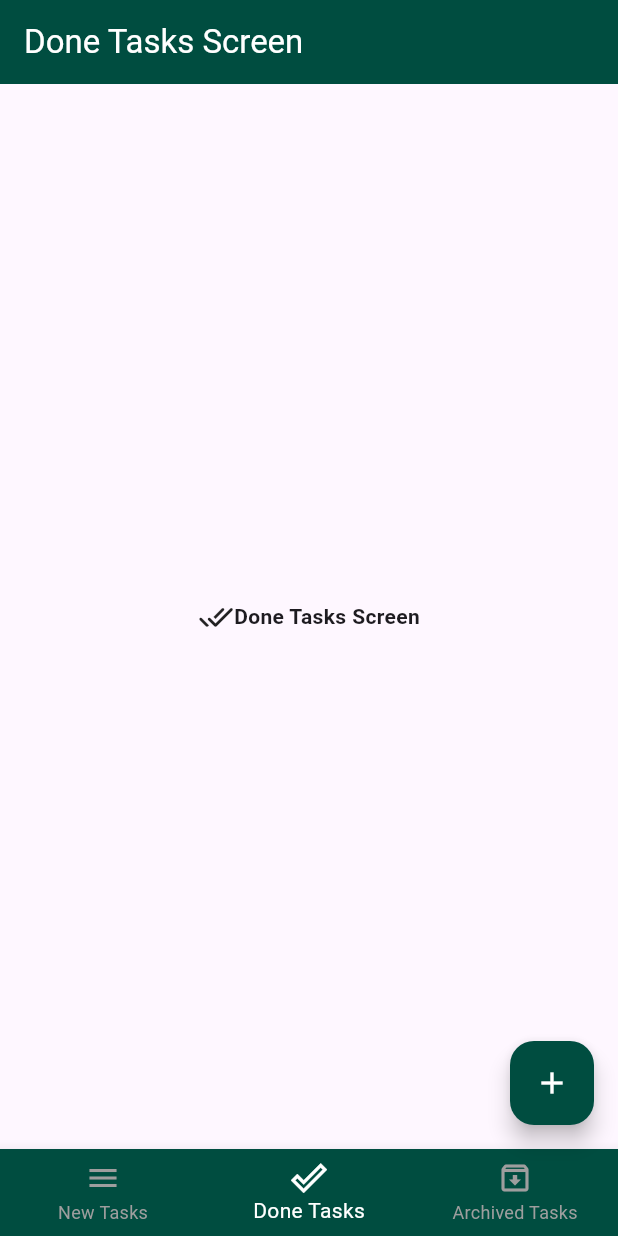
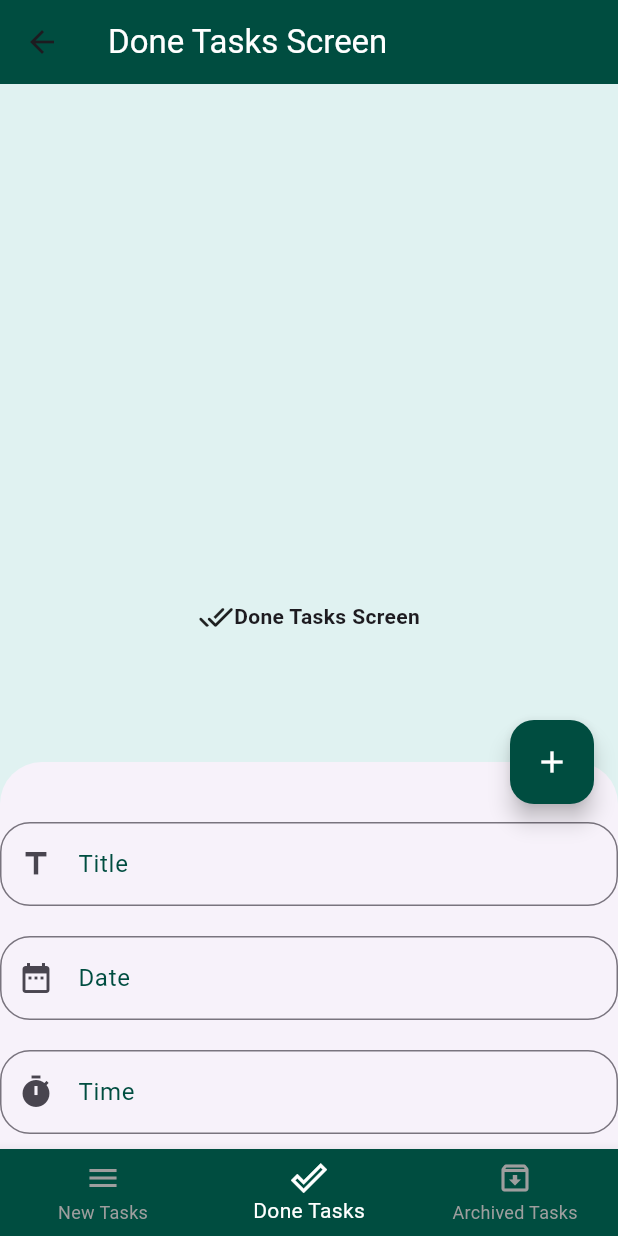
Before and after one commit to ala-ali/todo_app, a Flutter app: the screen it shows after launch, item 2 of the bottom bar chosen, after a tap on the "add" icon, on a phone screen of 412 x 824 dp. Run offline on Flutter 3.47's test engine with Material 3 defaults, Android fonts, the phone set to English and light mode, and no system bars; our stand-ins replace sqflite; accounts and stored records are empty.

Commit message:
fixing button#

```diff
--- a/lib/layout/home_layout.dart
+++ b/lib/layout/home_layout.dart
@@ -1,6 +1,5 @@
 import 'package:flutter/material.dart';
 import 'package:sqflite/sqflite.dart';
-import 'package:sqflite/sqflite_dev.dart';
 import 'package:todo_app/module/archived_task_screen.dart';
 import 'package:todo_app/module/done_task_screen.dart';
 import 'package:todo_app/module/new_task_screen.dart';
@@ -30,22 +29,135 @@ class _HomeLayoutState extends State<HomeLayout> {
 
 
   ];
+  var scaffoldKey = GlobalKey<ScaffoldState>();
+  bool isBottomSheetShown = false;
+  var titleController = TextEditingController();
+  var dateController = TextEditingController();
+  var timeController = TextEditingController();
   int currentIndex= 0;
+
   @override
   Widget build(BuildContext context) {
     return Scaffold(
+      key: scaffoldKey,
+      backgroundColor: Colors.teal[50],
       appBar: AppBar(
         backgroundColor: Colors.teal[900],
         title: Text(titles[currentIndex],
             style: TextStyle(color: Colors.white,),
       )),
-      floatingActionButton: FloatingActionButton(
-          onPressed:() {},
+      floatingActionButton: FloatingActionButton (
+        onPressed:() {
+          if(isBottomSheetShown){
+            Navigator.pop(context);
+            isBottomSheetShown= false;
+          }else{
+            scaffoldKey.currentState!.showBottomSheet(
+                  (context)=> Container(
+
+                padding: EdgeInsets.only(
+                  top: 40,
+                ),
+                child: Column(
+                  mainAxisSize: MainAxisSize.min,
+                  children: [
+                    TextFormField(
+                      controller: titleController,
+                      decoration: InputDecoration(
+                          border: OutlineInputBorder(
+                            borderRadius: BorderRadius.circular(20),
+                          ),
+                          focusedBorder: OutlineInputBorder(
+                            borderSide: BorderSide(
+                              color: Colors.teal,
+                            ),
+                          ),
+                          focusColor: Colors.teal[900],
+                          labelText: 'Title',
+                          prefixIcon: Icon(Icons.title),
+                          labelStyle: TextStyle(
+                            color: Colors.teal[900],
+                          )
+                      ),
+                      validator: (value){
+                        if (value!.isEmpty){
+                          return 'Title must NOT be empty';
+                        }
+                        return null;
+                      },
+                    ),
+                    SizedBox(
+                      height: 20,
+                    ),
+                    TextFormField(
+                      controller: dateController,
+                      decoration: InputDecoration(
+                          border: OutlineInputBorder(
+                            borderRadius: BorderRadius.circular(20),
+                          ),
+                          focusedBorder: OutlineInputBorder(
+                            borderSide: BorderSide(
+                              color: Colors.teal,
+                            ),
+                          ),
+                          focusColor: Colors.teal[900],
+                          labelText: 'Date',
+                          prefixIcon: Icon(Icons.date_range),
+                          labelStyle: TextStyle(
+                            color: Colors.teal[900],
+                          )
+                      ),
+                      validator: (value){
+                        if (value!.isEmpty){
+                          return 'Date must NOT be empty';
+                        }
+                        return null;
+                      },
+                    ),
+                    SizedBox(
+                      height: 20,
+                    ),
+                    TextFormField(
+                      controller: timeController,
+                      decoration: InputDecoration(
+                          border: OutlineInputBorder(
+                            borderRadius: BorderRadius.circular(20),
+                          ),
+                          focusedBorder: OutlineInputBorder(
+                            borderSide: BorderSide(
+                              color: Colors.teal,
+                            ),
+                          ),
+                          focusColor: Colors.teal[900],
+                          labelText: 'Time',
+                          prefixIcon: Icon(Icons.timer),
+                          labelStyle: TextStyle(
+                            color: Colors.teal[900],
+                          )
+                      ),
+                      validator: (value){
+                        if (value!.isEmpty){
+                          return 'Time must NOT be empty';
+                        }
+                        return null;
+                      },
+                    ),
+                    SizedBox(
+                      height: 10,
+                    ),
+                  ],
+                ),
+              ),
+            );
+            isBottomSheetShown=true;
+          }
+
+        },
         backgroundColor: Colors.teal[900],
-          child: Icon(
-              Icons.add,
-            color: Colors.white,
-          ),
+        child: Icon(
+          Icons.add,
+          color: Colors.white,
+        ),
       ),
       body: screens [currentIndex],
       bottomNavigationBar: BottomNavigationBar(
@@ -76,8 +188,6 @@ class _HomeLayoutState extends State<HomeLayout> {
   }
   Database ? database;
   void createDatabase () async{
-  //  databaseFactory = sqfliteDatabaseFactoryDefault;
-    print ('[DB] createDB called');
  database = await openDatabase(
     'todoApp.db',
 version: 1,
@@ -95,4 +205,15 @@ version: 1,
 );
 
   }
+  Future <void> insertToDatabase () async{
+  return database!.transaction((txn) async{
+     txn.rawInsert(
+         'INSERT INTO tasks (title , date , time , status) VALUES ("first task" , "18/9/2025" , "12:34PM" , "new")'
+     ).then((value){
+       print('$value inserted successfully');
+     }).catchError((error){
+       print('Error when inserting new record ${error.toString()}');
+     });
+   });
+  }
 }
```
